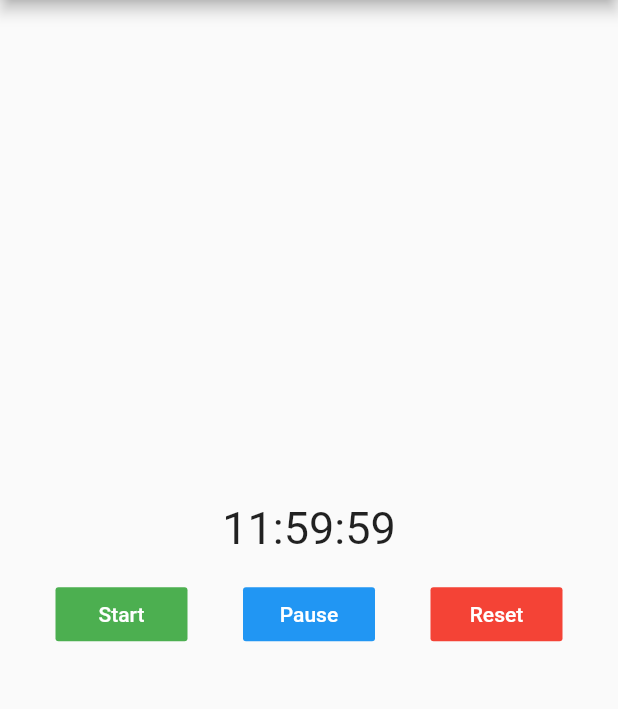
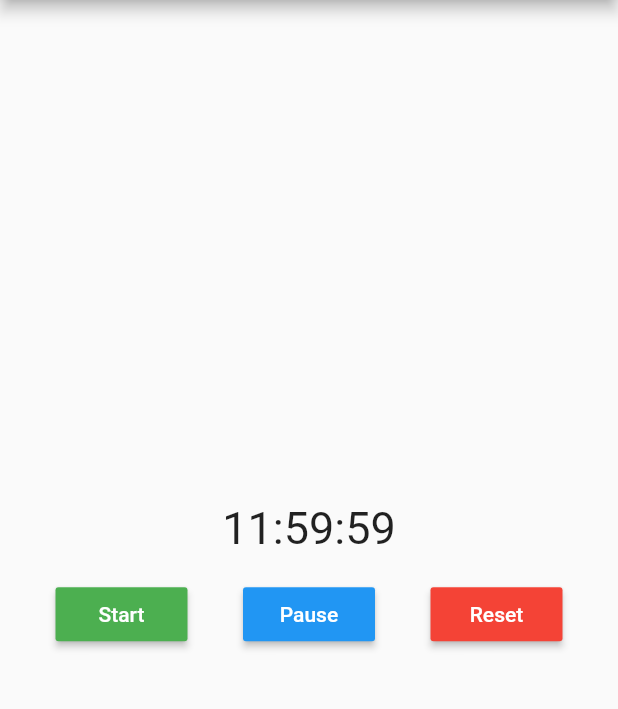
Before and after one commit to federicodesia/custom_timer, a Flutter app: the screen it shows after launch, after a tap on "Start", after a tap on "Pause", on a phone screen of 412 x 824 dp, the part 84-793 px from its top. Run offline on Flutter 3.47's test engine with Material 2 defaults, Android fonts, the phone set to English and light mode, and no system bars.

```diff
--- a/example/lib/main.dart
+++ b/example/lib/main.dart
@@ -39,17 +39,17 @@ class _MyAppState extends State<MyApp> {
             Row(
               mainAxisAlignment: MainAxisAlignment.spaceEvenly,
               children: [
-                FlatButton(
+                MaterialButton(
                   child: Text("Start", style: TextStyle(color: Colors.white)),
                   onPressed: () => _controller.start(),
                   color: Colors.green,
                 ),
-                FlatButton(
+                MaterialButton(
                   child: Text("Pause", style: TextStyle(color: Colors.white)),
                   onPressed: () => _controller.pause(),
                   color: Colors.blue,
                 ),
-                FlatButton(
+                MaterialButton(
                   child: Text("Reset", style: TextStyle(color: Colors.white)),
                   onPressed: () => _controller.reset(),
                   color: Colors.red
--- a/lib/src/custom_timer_controller.dart
+++ b/lib/src/custom_timer_controller.dart
@@ -5,15 +5,15 @@ import 'widgets/custom_timer.dart';
 /// Controller for CustomTimer.
 class CustomTimerController {
   /// The callback function that executes when the `start` method is called.
-  VoidCallback _onStart;
+  VoidCallback? _onStart;
 
   /// The callback function that executes when the `pause` method is called.
-  VoidCallback _onPause;
+  VoidCallback? _onPause;
 
   /// The callback function that executes when the `reset` method is called.
-  VoidCallback _onReset;
+  VoidCallback? _onReset;
 
-  CustomTimerState _state;
+  CustomTimerState _state = CustomTimerState.finished;
 
   /// The current state of the timer.
   ///
@@ -35,21 +35,21 @@ class CustomTimerController {
 
   /// Start the timer.
   start() {
-    if (this._onStart != null) this._onStart();
+    this._onStart!();
   }
 
   onSetStart(VoidCallback onStart) => this._onStart = onStart;
 
   /// Set timer in pause.
   pause() {
-    if (this._onPause != null) this._onPause();
+    this._onPause!();
   }
 
   onSetPause(VoidCallback onPause) => this._onPause = onPause;
 
   /// Reset the timer.
   reset() {
-    if (this._onReset != null) this._onReset();
+    this._onReset!();
   }
 
   onSetReset(VoidCallback onReset) => this._onReset = onReset;
--- a/lib/src/custom_timer_remaining_time.dart
+++ b/lib/src/custom_timer_remaining_time.dart
@@ -1,5 +1,3 @@
-import 'package:flutter/material.dart';
-
 import 'utils/utils.dart';
 
 /// Remaining time for CustomTimer.
@@ -8,12 +6,12 @@ import 'utils/utils.dart';
 ///
 /// If you want to show the remaining time with two digits only when necessary, you can use `hoursWithoutFill`, `minutesWithoutFill` or `secondsWithoutFill`.
 class CustomTimerRemainingTime {
-  CustomTimerRemainingTime({@required this.duration});
+  CustomTimerRemainingTime({required this.duration});
 
   /// Default duration with remaining time.
   ///
   /// If you do use it, remember that functions can return you numbers higher than 59.
-  final Duration duration;
+  Duration duration = new Duration();
 
   /// Get the remaining days.
   String get days => duration.inDays.toString();
--- a/lib/src/widgets/custom_timer.dart
+++ b/lib/src/widgets/custom_timer.dart
@@ -13,9 +13,9 @@ enum CustomTimerAction { go_to_start, go_to_end, auto_start }
 
 class CustomTimer extends StatefulWidget {
   CustomTimer(
-      {Key key,
-      @required this.from,
-      @required this.to,
+      {Key? key,
+      required this.from,
+      required this.to,
       this.controller,
       this.interval = const Duration(seconds: 1),
       this.onStart,
@@ -32,9 +32,7 @@ class CustomTimer extends StatefulWidget {
       this.finishedBuilder,
       this.pausedBuilder,
       this.resetBuilder})
-      : assert(from != null, "Timer start time cannot be null."),
-        assert(to != null, "Timer end time cannot be null."),
-        assert((from.inSeconds - to.inSeconds).abs() >= 1,
+      : assert((from.inSeconds - to.inSeconds).abs() >= 1,
             "There must be at least one second difference between the start time and the end time of the timer."),
         assert(interval.inMilliseconds >= 10,
             "The interval must be at least 10 milliseconds."),
@@ -49,7 +47,7 @@ class CustomTimer extends StatefulWidget {
   /// Controls the state of the timer. Ensure you dispose of it when done.
   ///
   /// If null, this widget will create its own [CustomTimerController] and dispose it when the widget is disposed.
-  final CustomTimerController controller;
+  final CustomTimerController? controller;
 
   /// The time interval to update the widget.
   ///
@@ -57,16 +55,16 @@ class CustomTimer extends StatefulWidget {
   final Duration interval;
 
   /// The callback function that runs when the timer start.
-  final VoidCallback onStart;
+  final VoidCallback? onStart;
 
   /// The callback function that runs when the timer finish.
-  final VoidCallback onFinish;
+  final VoidCallback? onFinish;
 
   /// The callback function that runs when the timer is paused.
-  final VoidCallback onPaused;
+  final VoidCallback? onPaused;
 
   /// The callback function that runs when the timer is reset.
-  final VoidCallback onReset;
+  final VoidCallback? onReset;
 
   /// Execute an action when the widget is built for the first time.
   ///
@@ -92,7 +90,7 @@ class CustomTimer extends StatefulWidget {
   /// The callback function that runs when the timer state changes.
   ///
   /// Returns a CustomTimerState with the current state of the timer that allows you to create functions or conditions if you want.
-  final Function(CustomTimerState state) onChangeState;
+  final Function(CustomTimerState? state)? onChangeState;
 
   /// Sets an animation when the timer state change.
   ///
@@ -108,7 +106,7 @@ class CustomTimer extends StatefulWidget {
   /// Returns a `CustomTimerRemainingTime` to get the remaining `days`, `hours`, `minutes`, `seconds` and `milliseconds`. So you can build the widget the way you want.
   ///
   /// If you want to show the remaining time with two digits only when necessary, you can use `hoursWithoutFill`, `minutesWithoutFill` or `secondsWithoutFill`.
-  final Widget Function(CustomTimerRemainingTime remaining) builder;
+  final Widget Function(CustomTimerRemainingTime remaining)? builder;
 
   /// Function that runs when the timer finished.
   ///
@@ -117,7 +115,7 @@ class CustomTimer extends StatefulWidget {
   /// If you want to show the remaining time with two digits only when necessary, you can use `hoursWithoutFill`, `minutesWithoutFill` or `secondsWithoutFill`.
   ///
   /// If you set a widget in this builder, when the timer finish, it will automatically replace the widget in `builder`.
-  final Widget Function(CustomTimerRemainingTime remaining) finishedBuilder;
+  final Widget Function(CustomTimerRemainingTime remaining)? finishedBuilder;
 
   /// Function that is executed when the timer is paused.
   ///
@@ -126,7 +124,7 @@ class CustomTimer extends StatefulWidget {
   /// If you want to show the remaining time with two digits only when necessary, you can use `hoursWithoutFill`, `minutesWithoutFill` or `secondsWithoutFill`.
   ///
   /// If you set a widget in this builder, when the timer is paused, it will automatically replace the widget in `builder`.
-  final Widget Function(CustomTimerRemainingTime remaining) pausedBuilder;
+  final Widget Function(CustomTimerRemainingTime remaining)? pausedBuilder;
 
   /// Function that is executed when the timer is reset.
   ///
@@ -135,21 +133,21 @@ class CustomTimer extends StatefulWidget {
   /// If you want to show the remaining time with two digits only when necessary, you can use `hoursWithoutFill`, `minutesWithoutFill` or `secondsWithoutFill`.
   ///
   /// If you set a widget in this builder, when the timer is paused, it will automatically replace the widget in `builder`.
-  final Widget Function(CustomTimerRemainingTime remaining) resetBuilder;
+  final Widget Function(CustomTimerRemainingTime remaining)? resetBuilder;
 
   @override
   _CustomTimerState createState() => _CustomTimerState();
 }
 
 class _CustomTimerState extends State<CustomTimer> {
-  Widget _returnWidget;
-  Timer _timer;
-  Duration _duration;
-  CustomTimerController _controller;
+  Widget? _returnWidget;
+  Timer? _timer;
+  Duration _duration = new Duration();
+  CustomTimerController _controller = new CustomTimerController();
 
   @override
   void initState() {
-    widget.controller != null ? _controller = widget.controller : _controller = new CustomTimerController();
+    _controller = widget.controller ?? new CustomTimerController();
 
     // Set the functions and state of the timer controller.
     _controller.onSetStart(() => _startTimer());
@@ -187,7 +185,7 @@ class _CustomTimerState extends State<CustomTimer> {
         setState(() => _duration = widget.from);
 
       _controller.state = CustomTimerState.counting;
-      if (widget.onStart != null) widget.onStart();
+      if (widget.onStart != null) widget.onStart!();
       _onChangeState();
 
       setState(() => _returnWidget = null);
@@ -206,8 +204,9 @@ class _CustomTimerState extends State<CustomTimer> {
       if (_duration.inMilliseconds == widget.to.inMilliseconds) {
         // Countup finished.
         _onTimerFinished();
-      } else
-        setState(() => _duration += widget.interval);
+      } else {
+        setState(() => _duration -= widget.interval);
+      }
     });
   }
 
@@ -222,10 +221,10 @@ class _CustomTimerState extends State<CustomTimer> {
   }
 
   void _onTimerFinished() {
-    _timer.cancel();
+    _timer!.cancel();
     _controller.state = CustomTimerState.finished;
 
-    if (widget.onFinish != null) widget.onFinish();
+    if (widget.onFinish != null) widget.onFinish!();
     _onChangeState();
 
     _action(widget.onFinishAction);
@@ -234,7 +233,7 @@ class _CustomTimerState extends State<CustomTimer> {
     if (_controller.state == CustomTimerState.finished &&
         widget.finishedBuilder != null) {
       setState(() => _returnWidget = widget
-          .finishedBuilder(CustomTimerRemainingTime(duration: _duration)));
+          .finishedBuilder!(CustomTimerRemainingTime(duration: _duration)));
     }
   }
 
@@ -243,13 +242,13 @@ class _CustomTimerState extends State<CustomTimer> {
       _controller.state = CustomTimerState.paused;
       _timer?.cancel();
 
-      if (widget.onPaused != null) widget.onPaused();
+      if (widget.onPaused != null) widget.onPaused!();
       _onChangeState();
 
       // Return the widget if the pausedBuilder is being used.
       if (widget.pausedBuilder != null) {
         setState(() => _returnWidget = widget
-            .pausedBuilder(CustomTimerRemainingTime(duration: _duration)));
+            .pausedBuilder!(CustomTimerRemainingTime(duration: _duration)));
       }
     } else
       print("[CustomTimer] The timer is already paused.");
@@ -259,7 +258,7 @@ class _CustomTimerState extends State<CustomTimer> {
     if (_controller.state != CustomTimerState.reset) {
       _controller.state = CustomTimerState.reset;
 
-      if (widget.onReset != null) widget.onReset();
+      if (widget.onReset != null) widget.onReset!();
       _onChangeState();
 
       _action(widget.onResetAction);
@@ -268,7 +267,7 @@ class _CustomTimerState extends State<CustomTimer> {
       if (_controller.state == CustomTimerState.reset &&
           widget.resetBuilder != null) {
         setState(() => _returnWidget =
-            widget.resetBuilder(CustomTimerRemainingTime(duration: _duration)));
+            widget.resetBuilder!(CustomTimerRemainingTime(duration: _duration)));
       }
     } else
       print("[CustomTimer] The timer is already reset.");
@@ -276,7 +275,7 @@ class _CustomTimerState extends State<CustomTimer> {
 
   void _onChangeState() {
     if (widget.onChangeState != null)
-      widget.onChangeState(_controller.state);
+      widget.onChangeState!(_controller.state);
   }
 
   @override
@@ -289,7 +288,7 @@ class _CustomTimerState extends State<CustomTimer> {
       transitionBuilder: widget.onChangeStateAnimation.transitionBuilder,
       layoutBuilder: widget.onChangeStateAnimation.layoutBuilder,
       child: _returnWidget == null
-          ? widget.builder(CustomTimerRemainingTime(duration: _duration))
+          ? widget.builder!(CustomTimerRemainingTime(duration: _duration))
           : _returnWidget,
     );
   }
--- a/pubspec.yaml
+++ b/pubspec.yaml
@@ -1,10 +1,10 @@
 name: custom_timer
 description: A highly customizable timer builder, with controller, animation, intervals, callbacks, custom actions, and more!
-version: 0.0.3
+version: 0.0.4
 homepage: https://github.com/federicodesia/custom_timer
 
 environment:
-  sdk: ">=2.7.0 <3.0.0"
+  sdk: '>=2.12.0 <3.0.0'
   flutter: ">=1.17.0"
 
 dependencies:
```
Also changed, not shown: example/pubspec.lock, pubspec.lock, 1 other file.
